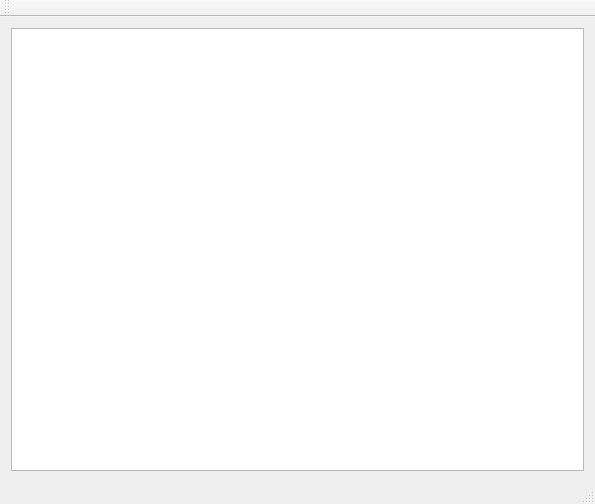
Qt form mainwindow.ui (pbek/qmarkdowntextedit) before a commit.
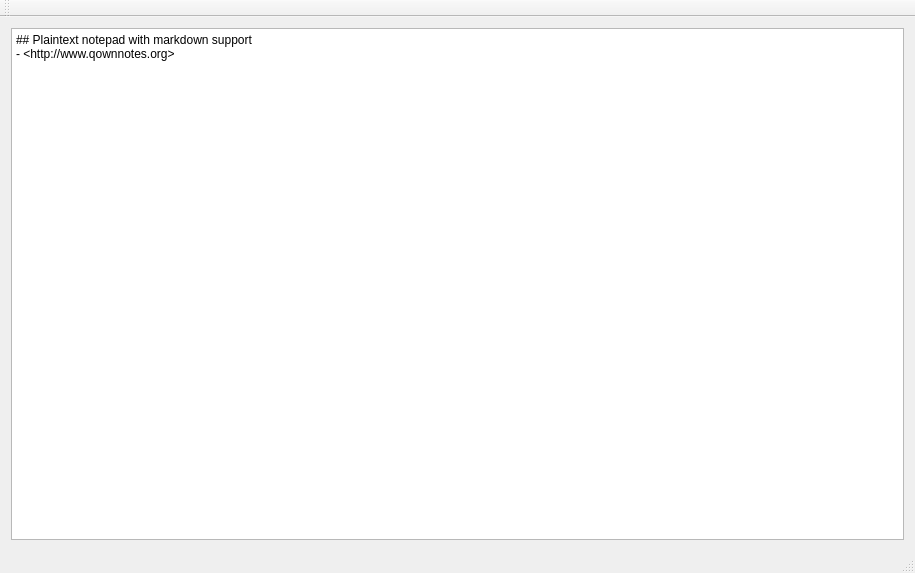
The same form after that commit. Custom widgets are drawn as their Qt base class.

Commit message: removed some code that does not belong here

```diff
--- a/mainwindow.ui
+++ b/mainwindow.ui
@@ -6,8 +6,8 @@
    <rect>
     <x>0</x>
     <y>0</y>
-    <width>595</width>
-    <height>504</height>
+    <width>915</width>
+    <height>573</height>
    </rect>
   </property>
   <property name="windowTitle">
@@ -16,7 +16,16 @@
   <widget class="QWidget" name="centralWidget">
    <layout class="QGridLayout" name="gridLayout">
     <item row="0" column="0">
-     <widget class="QMarkdownTextEdit" name="textEdit"/>
+     <widget class="QMarkdownTextEdit" name="textEdit">
+      <property name="html">
+       <string>&lt;!DOCTYPE HTML PUBLIC &quot;-//W3C//DTD HTML 4.0//EN&quot; &quot;http://www.w3.org/TR/REC-html40/strict.dtd&quot;&gt;
+&lt;html&gt;&lt;head&gt;&lt;meta name=&quot;qrichtext&quot; content=&quot;1&quot; /&gt;&lt;style type=&quot;text/css&quot;&gt;
+p, li { white-space: pre-wrap; }
+&lt;/style&gt;&lt;/head&gt;&lt;body style=&quot; font-family:'Sans Serif'; font-size:9pt; font-weight:400; font-style:normal;&quot;&gt;
+&lt;p style=&quot; margin-top:0px; margin-bottom:0px; margin-left:0px; margin-right:0px; -qt-block-indent:0; text-indent:0px;&quot;&gt;## Plaintext notepad with markdown support&lt;/p&gt;
+&lt;p style=&quot; margin-top:0px; margin-bottom:0px; margin-left:0px; margin-right:0px; -qt-block-indent:0; text-indent:0px;&quot;&gt;- &amp;lt;http://www.qownnotes.org&amp;gt;&lt;/p&gt;&lt;/body&gt;&lt;/html&gt;</string>
+      </property>
+     </widget>
     </item>
    </layout>
   </widget>
```
Left out of the diff: 2 changed lines with no effect on the pictures. The commit also changes 2 other files.
